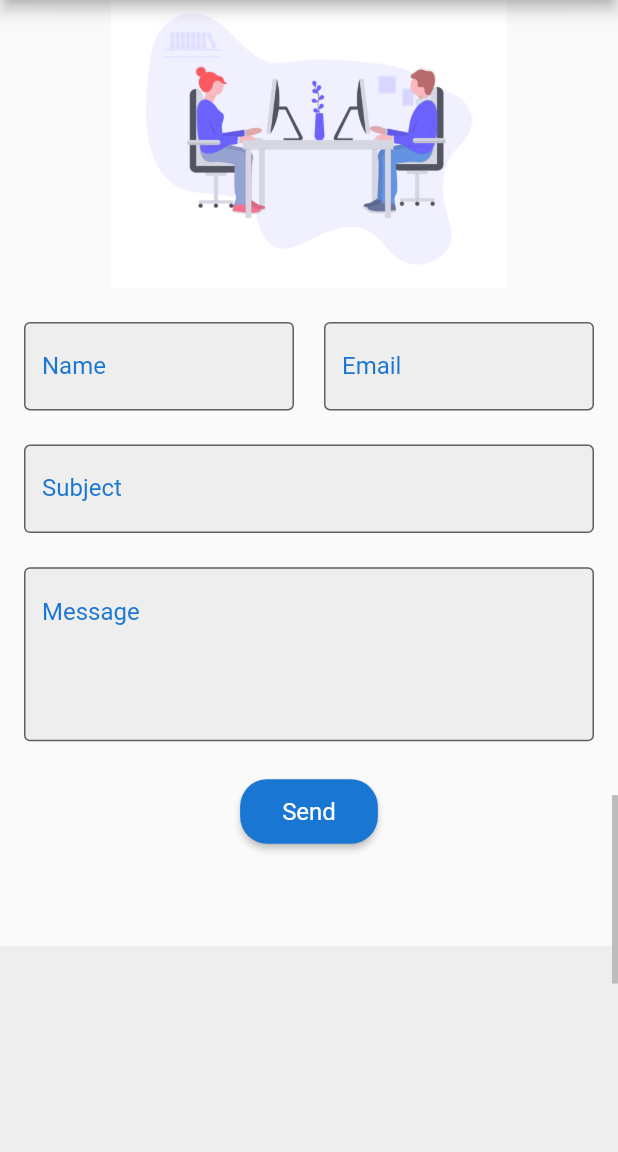
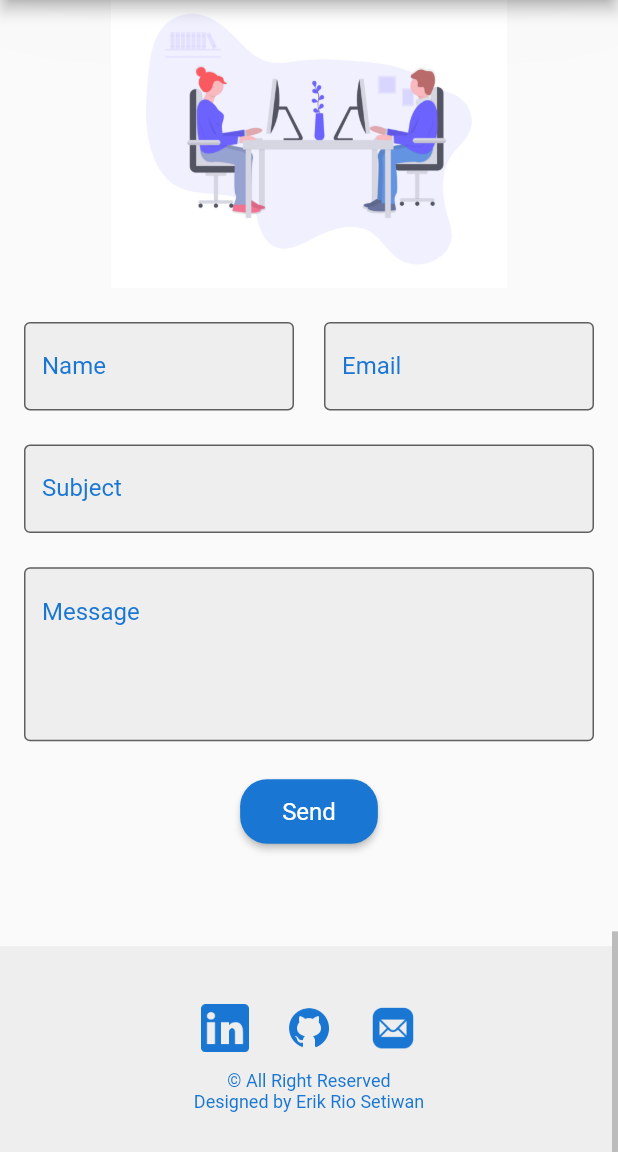
Before and after one commit to erikrios/my-portofolio-flutter, a Flutter app: the screen it shows after launch, scrolled down 3242 dp, on a phone screen of 412 x 824 dp, the part 84-1236 px from its top. Run offline on Flutter 3.47's test engine with Material 2 defaults, Android fonts, the light colour scheme and no system bars; our stand-ins replace carousel_slider, google_fonts.

Commit message:
Improve the responsive layout

```diff
--- a/lib/pages/sections/footer.dart
+++ b/lib/pages/sections/footer.dart
@@ -1,17 +1,19 @@
-import 'dart:html';
-
 import 'package:flutter/material.dart';
+import 'package:my_portofolio_flutter/responsive/screen_size.dart';
 import 'package:url_launcher/url_launcher.dart';
 
 class Footer extends StatelessWidget {
   final double height;
+  final ScreenSize screenSize;
 
-  Footer({required this.height});
+  Footer({required this.screenSize, required this.height});
 
   @override
   Widget build(BuildContext context) {
+    bool isSmallOrNormalScreen =
+        screenSize == ScreenSize.SMALL || screenSize == ScreenSize.NORMAL;
     return Container(
-      height: height,
+      height: isSmallOrNormalScreen ? height * 1 / 6 : height * 1 / 4,
       color: Colors.grey.shade200,
       child: Column(
         mainAxisAlignment: MainAxisAlignment.center,
@@ -22,7 +24,8 @@ class Footer extends StatelessWidget {
             children: [
               _socialIcon(
                   path: 'assets/images/linkedin.png',
-                  iconSize: 36.0,
+                  iconSize: isSmallOrNormalScreen ? 24.0 : 36.0,
+                  padding: isSmallOrNormalScreen ? 4.0 : 8.0,
                   onPressed: () async {
                     final String url =
                         'https://www.linkedin.com/in/erikriosetiawan/';
@@ -32,7 +35,8 @@ class Footer extends StatelessWidget {
                   }),
               _socialIcon(
                   path: 'assets/images/github.png',
-                  iconSize: 36.0,
+                  iconSize: isSmallOrNormalScreen ? 24.0 : 36.0,
+                  padding: isSmallOrNormalScreen ? 4.0 : 8.0,
                   onPressed: () async {
                     final String url = 'https://github.com/erikrios';
                     await canLaunch(url)
@@ -41,7 +45,8 @@ class Footer extends StatelessWidget {
                   }),
               _socialIcon(
                   path: 'assets/images/email.png',
-                  iconSize: 36.0,
+                  iconSize: isSmallOrNormalScreen ? 24.0 : 36.0,
+                  padding: isSmallOrNormalScreen ? 4.0 : 8.0,
                   onPressed: () async {
                     final String url = 'mailto:erikriosetiawan15@gmail.com';
                     await canLaunch(url)
@@ -51,10 +56,13 @@ class Footer extends StatelessWidget {
             ],
           ),
           Text(
-            '\u00a9 All Right Reserved - Designed by Erik Rio Setiwan',
+            isSmallOrNormalScreen
+                ? '\u00a9 All Right Reserved\nDesigned by Erik Rio Setiwan'
+                : '\u00a9 All Right Reserved - Designed by Erik Rio Setiwan',
+            textAlign: TextAlign.center,
             style: TextStyle(
               color: Colors.blue.shade700,
-              fontSize: 16.0,
+              fontSize: isSmallOrNormalScreen ? 12.0 : 16.0,
             ),
           )
         ],
@@ -65,10 +73,13 @@ class Footer extends StatelessWidget {
   Widget _socialIcon({
     required String path,
     required double iconSize,
+    required double padding,
     required void Function() onPressed,
   }) =>
       Padding(
-        padding: const EdgeInsets.all(8.0),
+        padding: EdgeInsets.all(
+          padding,
+        ),
         child: IconButton(
           icon: Image.asset(path),
           iconSize: iconSize,
```
